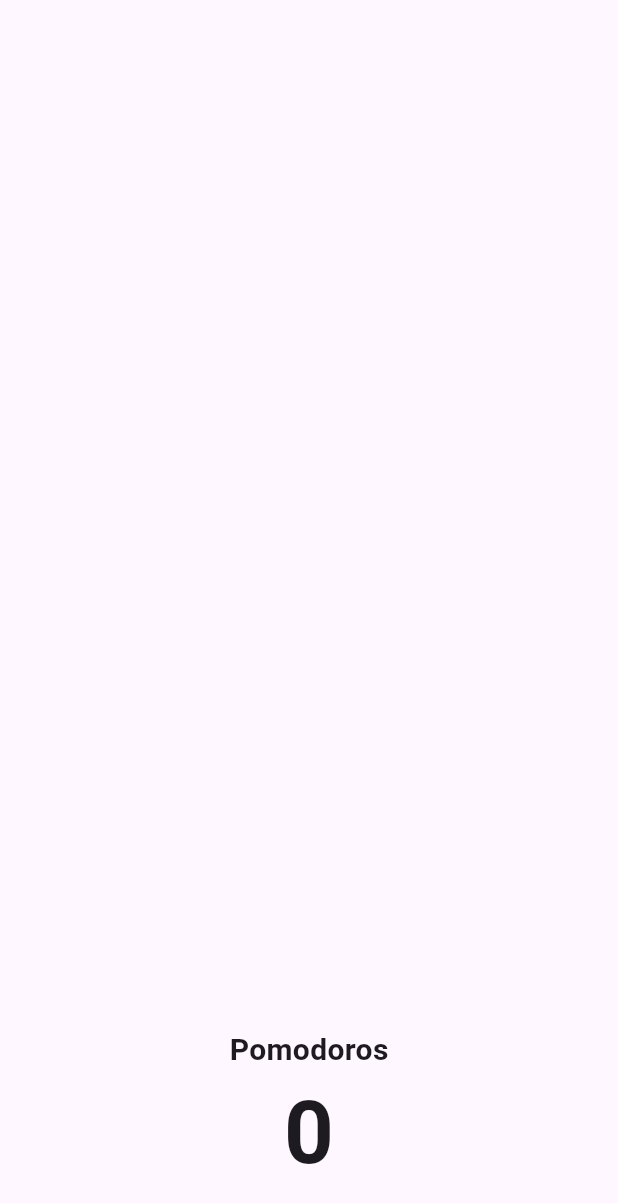
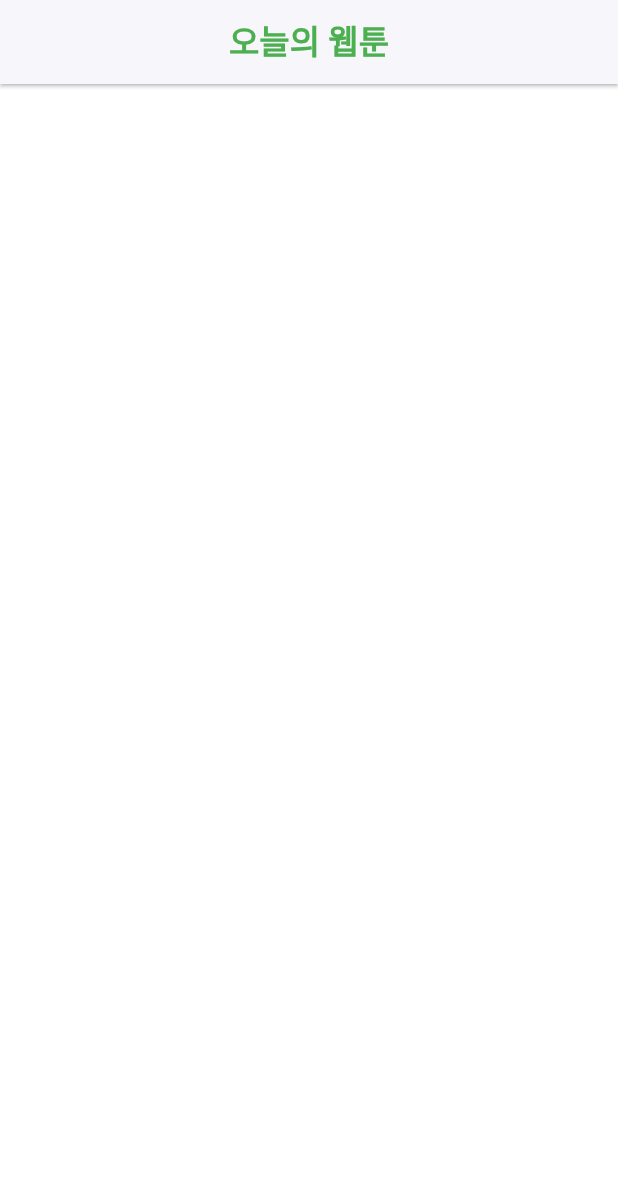
Before and after one commit to dasvador/flutter_study, a Flutter app: the HomeScreen screen opened directly, on a phone screen of 412 x 824 dp. Shown: the top 1203 px of the screen. Run offline on Flutter 3.47's test engine with Material 3 defaults, Android fonts, the phone set to English and light mode, and no system bars.

Commit message:
refactor: rename lib

```diff
--- a/lib/pomodoro.dart
+++ b/lib/pomodoro.dart
@@ -1,5 +1,5 @@
 import 'package:flutter/material.dart';
-import 'package:myfirst/screens/home_screen.dart';
+import 'package:myfirst/screens/home_screen2.dart';
 
 void main() {
   runApp(App());
--- a/lib/screens/home_screen.dart
+++ b/lib/screens/home_screen.dart
@@ -1,153 +1,22 @@
-import 'dart:async';
-
 import 'package:flutter/material.dart';
 
-class HomeScreen extends StatefulWidget {
-  const HomeScreen({
-    Key? key,
-  }) : super(key: key);
-
-  @override
-  State<HomeScreen> createState() => _HomeScreenState();
-}
-
-class _HomeScreenState extends State<HomeScreen> {
-  static const twentyFiveMinutes = 1500;
-  int totalSeconds = twentyFiveMinutes;
-  bool isRunning = false;
-  int totalPomodoros = 0;
-  late Timer timer;
-
-  void onTick(Timer timer) {
-    if (totalSeconds == 0) {
-      setState(() {
-        totalSeconds = twentyFiveMinutes;
-        isRunning = false;
-        totalPomodoros++;
-      });
-      timer.cancel();
-    } else {
-      setState(() {
-        totalSeconds--;
-      });
-    }
-  }
-
-  void onStartPressed() {
-    timer = Timer.periodic(const Duration(seconds: 1), onTick);
-    setState(() {
-      isRunning = true;
-    });
-  }
-
-  void onPausePressed() {
-    timer.cancel();
-    setState(() {
-      isRunning = false;
-    });
-  }
-
-  void onResetPressed() {
-    timer.cancel();
-    setState(() {
-      totalSeconds = twentyFiveMinutes;
-      isRunning = false;
-      totalPomodoros = 0;
-    });
-  }
-
-  String formatTime(int seconds) {
-    var duration = Duration(seconds: seconds);
-    return duration.toString().split(".").first.substring(2, 7);
-  }
+class HomeScreen extends StatelessWidget {
+  const HomeScreen({super.key});
 
   @override
   Widget build(BuildContext context) {
     return Scaffold(
-      backgroundColor: Theme.of(context).scaffoldBackgroundColor,
-      body: Column(
-        children: [
-          Flexible(
-            flex: 1,
-            child: Container(
-              alignment: Alignment.center,
-              child: Text(formatTime(totalSeconds),
-                  style: TextStyle(
-                    color: Theme.of(context).cardColor,
-                    fontSize: 89,
-                    fontWeight: FontWeight.w600,
-                  )),
-            ),
-          ),
-          Flexible(
-            flex: 3,
-            child: Center(
-              child: Column(
-                children: [
-                  const SizedBox(height: 100),
-                  IconButton(
-                    iconSize: 120,
-                    color: Theme.of(context).cardColor,
-                    icon: Icon(
-                      isRunning
-                          ? Icons.pause_circle_outline
-                          : Icons.play_circle_outline,
-                    ),
-                    onPressed: isRunning ? onPausePressed : onStartPressed,
-                  ),
-                  IconButton(
-                    iconSize: 50,
-                    color: Theme.of(context).cardColor,
-                    icon: const Icon(Icons.cancel_rounded),
-                    onPressed: onResetPressed,
-                  ),
-                ],
-              ),
-            ),
-          ),
-          Flexible(
-            flex: 1,
-            child: Row(
-              children: [
-                Expanded(
-                  child: Container(
-                    decoration: BoxDecoration(
-                      color: Theme.of(context).cardColor,
-                      borderRadius: BorderRadius.circular(50),
-                    ),
-                    child: Column(
-                      mainAxisAlignment: MainAxisAlignment.center,
-                      children: [
-                        Text(
-                          'Pomodoros',
-                          style: TextStyle(
-                            fontSize: 20,
-                            fontWeight: FontWeight.w600,
-                            color: Theme.of(context)
-                                .textTheme
-                                .headlineLarge!
-                                .color,
-                          ),
-                        ),
-                        Text(
-                          '$totalPomodoros',
-                          style: TextStyle(
-                            fontSize: 58,
-                            fontWeight: FontWeight.w600,
-                            color: Theme.of(context)
-                                .textTheme
-                                .headlineLarge!
-                                .color,
-                          ),
-                        ),
-                      ],
-                    ),
-                  ),
-                ),
-              ],
-            ),
-          ),
-        ],
+      backgroundColor: Colors.white,
+      appBar: AppBar(
+        elevation: 1,
+        centerTitle: true,
+        shadowColor: Colors.black,
+        backgroundColor: Colors.white,
+        foregroundColor: Colors.green,
+        title: const Text(
+          "오늘의 웹툰",
+          style: TextStyle(fontSize: 22, fontWeight: FontWeight.w600),
+        ),
       ),
     );
   }
```
